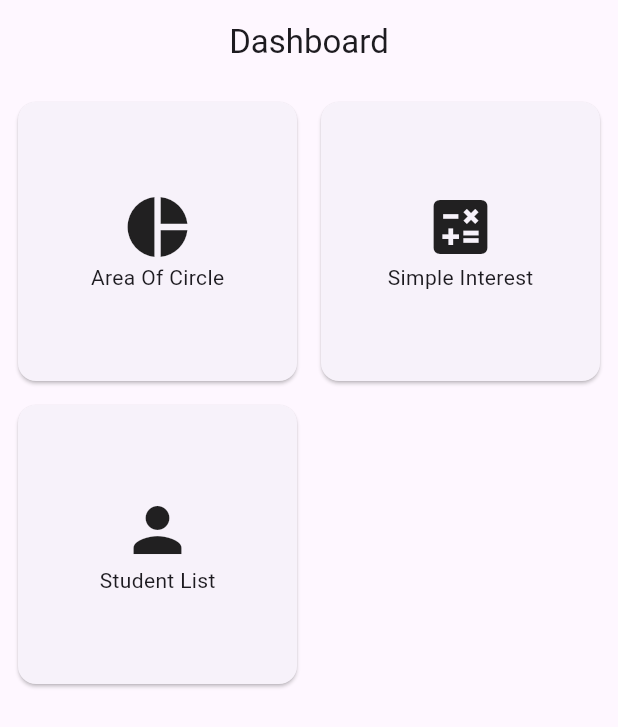
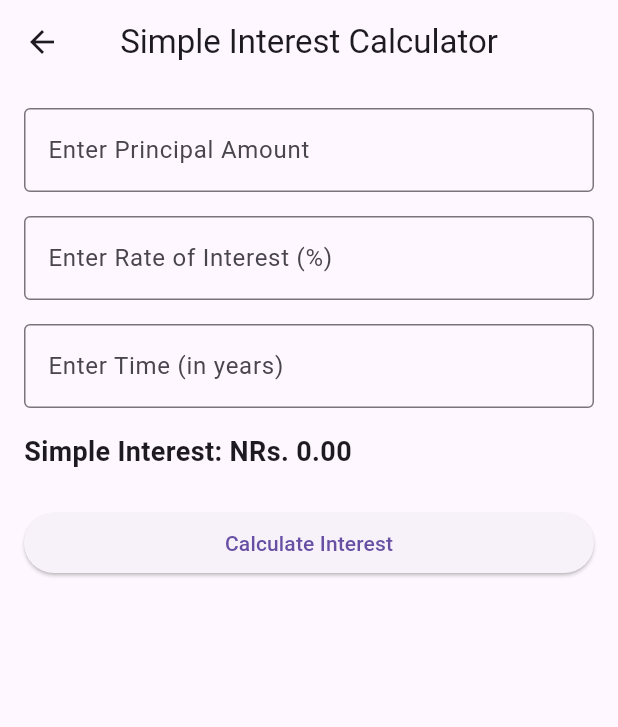
Before and after one commit to ashishmool/class_assignment_2, a Flutter app: the screen it shows after launch, after a tap on "Simple Interest", on a phone screen of 412 x 824 dp. Shown: the top 727 px of the screen. Run offline on Flutter 3.47's test engine with Material 3 defaults, Android fonts, the phone set to English and light mode, and no system bars; our stand-ins replace bloc, flutter_bloc, get_it.

Commit message:
simple interest
-- create simple interest view, bloc and event
-- created methods for navigation for simple interest
-- updated service locator for routing
-- updated dashboard view for navigation

```diff
--- a/lib/bloc/dashboard_bloc.dart
+++ b/lib/bloc/dashboard_bloc.dart
@@ -1,18 +1,22 @@
-import 'package:bloc/bloc.dart';
 import 'package:flutter/material.dart';
 import 'package:flutter_bloc/flutter_bloc.dart';
 
 import '../view/area_circle_view.dart';
+import '../view/simple_interest_view.dart';  // Add the import for SimpleInterestView
 import 'area_circle/area_circle_bloc.dart';
-
+import 'simple_interest/simple_interest_bloc.dart';  // Import for SimpleInterestBloc
 
 class DashboardBloc extends Cubit<void> {
-  DashboardBloc(this._areaCircleBloc) : super(null);
+  DashboardBloc(
+      this._areaCircleBloc,
+      this._simpleInterestBloc,
+      ) : super(null);
 
-  // AreaCircleBloc instance
+  // Instances
   final AreaCircleBloc _areaCircleBloc;
+  final SimpleInterestBloc _simpleInterestBloc;
 
-  // Method to navigate to Area Circle View
+  // Area Circle View
   void openAreaCircleView(BuildContext context) {
     Navigator.push(
       context,
@@ -24,4 +28,17 @@ class DashboardBloc extends Cubit<void> {
       ),
     );
   }
+
+  // Simple Interest View
+  void openSimpleInterestView(BuildContext context) {
+    Navigator.push(
+      context,
+      MaterialPageRoute(
+        builder: (_) => BlocProvider.value(
+          value: _simpleInterestBloc,
+          child: SimpleInterestView(),  // Navigate to SimpleInterestView
+        ),
+      ),
+    );
+  }
 }
--- /dev/null
+++ b/lib/bloc/simple_interest/simple_interest_bloc.dart
@@ -0,0 +1,11 @@
+import 'package:bloc/bloc.dart';
+import 'simple_interest_event.dart';
+
+class SimpleInterestBloc extends Cubit<double> {
+  SimpleInterestBloc() : super(0.0);
+
+  void calculateInterest(double principal, double rate, double time) {
+    final interest = (principal * rate * time) / 100;
+    emit(interest);
+  }
+}
--- /dev/null
+++ b/lib/bloc/simple_interest/simple_interest_event.dart
@@ -0,0 +1,16 @@
+import 'package:meta/meta.dart';
+
+@immutable
+abstract class SimpleInterestEvent {}
+
+class CalculateInterestEvent extends SimpleInterestEvent {
+  final double principal;
+  final double rate;
+  final double time;
+
+  CalculateInterestEvent({
+    required this.principal,
+    required this.rate,
+    required this.time,
+  });
+}
--- a/lib/service_locator/service_locator.dart
+++ b/lib/service_locator/service_locator.dart
@@ -1,3 +1,4 @@
+import 'package:class_assignment_2/bloc/simple_interest/simple_interest_bloc.dart';
 import 'package:get_it/get_it.dart';
 
 import '../bloc/area_circle/area_circle_bloc.dart';
@@ -5,12 +6,18 @@ import '../bloc/dashboard_bloc.dart';
 
 final serviceLocator = GetIt.instance;
 
-Future<void> initDependencies() async{
+Future<void> initDependencies() async {
   _initBloc();
 }
 
-void _initBloc(){
-  serviceLocator.registerLazySingleton(()=> AreaCircleBloc());
-  serviceLocator.registerFactory(() => DashboardBloc(serviceLocator<AreaCircleBloc>()));
+void _initBloc() {
+  // Individual Blocs
+  serviceLocator.registerLazySingleton(() => AreaCircleBloc());
+  serviceLocator.registerLazySingleton(() => SimpleInterestBloc());
 
+  // DashboardBloc to pass AreaCircleBloc and SimpleInterestBloc
+  serviceLocator.registerFactory(() => DashboardBloc(
+    serviceLocator<AreaCircleBloc>(),
+    serviceLocator<SimpleInterestBloc>(),
+  ));
 }
--- a/lib/view/dashboard_bloc_view.dart
+++ b/lib/view/dashboard_bloc_view.dart
@@ -37,6 +37,7 @@ class DashboardBlocView extends StatelessWidget {
           Card(
             child: InkWell(
               onTap: () {
+                context.read<DashboardBloc>().openSimpleInterestView(context);
 
               },
               child: Column(
--- /dev/null
+++ b/lib/view/simple_interest_view.dart
@@ -0,0 +1,112 @@
+import 'package:flutter/material.dart';
+import 'package:flutter_bloc/flutter_bloc.dart';
+
+import '../bloc/simple_interest/simple_interest_bloc.dart';
+import '../bloc/simple_interest/simple_interest_event.dart';
+
+class SimpleInterestView extends StatefulWidget {
+  const SimpleInterestView({super.key});
+
+  @override
+  State<SimpleInterestView> createState() => _SimpleInterestViewState();
+}
+
+class _SimpleInterestViewState extends State<SimpleInterestView> {
+  double principal = 0; // Principal amount
+  double rate = 0; // Rate of interest
+  double time = 0; // Time in years
+
+  @override
+  Widget build(BuildContext context) {
+    return Scaffold(
+      appBar: AppBar(
+        title: const Text('Simple Interest Calculator'),
+        centerTitle: true,
+      ),
+      body: SafeArea(
+        child: Padding(
+          padding: const EdgeInsets.all(16.0),
+          child: Column(
+            crossAxisAlignment: CrossAxisAlignment.start,
+            children: [
+              // Principal Input
+              TextField(
+                onChanged: (value) {
+                  setState(() {
+                    principal = double.tryParse(value) ?? 0;
+                  });
+                },
+                keyboardType: TextInputType.number,
+                decoration: const InputDecoration(
+                  border: OutlineInputBorder(),
+                  labelText: 'Enter Principal Amount',
+                ),
+              ),
+              const SizedBox(height: 16),
+
+              // Rate of Interest Input
+              TextField(
+                onChanged: (value) {
+                  setState(() {
+                    rate = double.tryParse(value) ?? 0;
+                  });
+                },
+                keyboardType: TextInputType.number,
+                decoration: const InputDecoration(
+                  border: OutlineInputBorder(),
+                  labelText: 'Enter Rate of Interest (%)',
+                ),
+              ),
+              const SizedBox(height: 16),
+
+              // Time Input
+              TextField(
+                onChanged: (value) {
+                  setState(() {
+                    time = double.tryParse(value) ?? 0;
+                  });
+                },
+                keyboardType: TextInputType.number,
+                decoration: const InputDecoration(
+                  border: OutlineInputBorder(),
+                  labelText: 'Enter Time (in years)',
+                ),
+              ),
+              const SizedBox(height: 16),
+
+              // Interest Display Using BlocBuilder
+              BlocBuilder<SimpleInterestBloc, double>(
+                builder: (context, interest) {
+                  return Text(
+                    'Simple Interest: NRs. ${interest.toStringAsFixed(2)}',
+                    style: const TextStyle(
+                      fontSize: 18,
+                      fontWeight: FontWeight.bold,
+                    ),
+                  );
+                },
+              ),
+              const SizedBox(height: 24),
+
+              // Calculate Button
+              SizedBox(
+                width: double.infinity,
+                child: ElevatedButton(
+                  onPressed: () {
+                    // Dispatch the calculation directly using the emit method
+                    context.read<SimpleInterestBloc>().calculateInterest(
+                      principal,
+                      rate,
+                      time,
+                    );
+                  },
+                  child: const Text('Calculate Interest'),
+                ),
+              ),
+            ],
+          ),
+        ),
+      ),
+    );
+  }
+}
```
